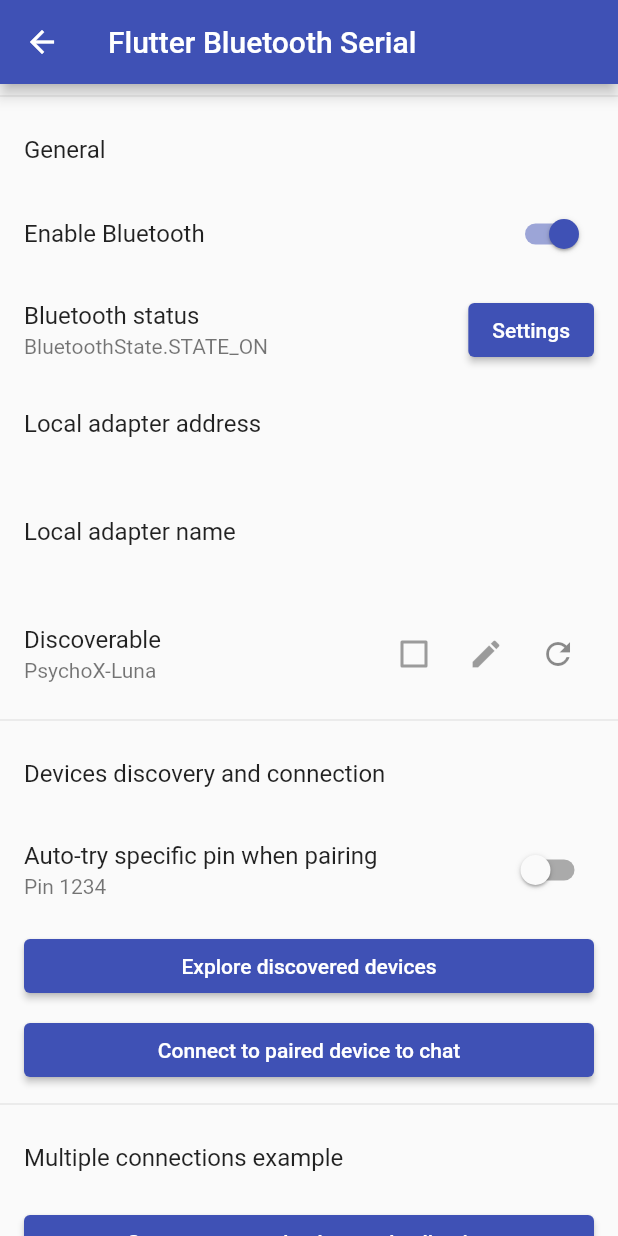
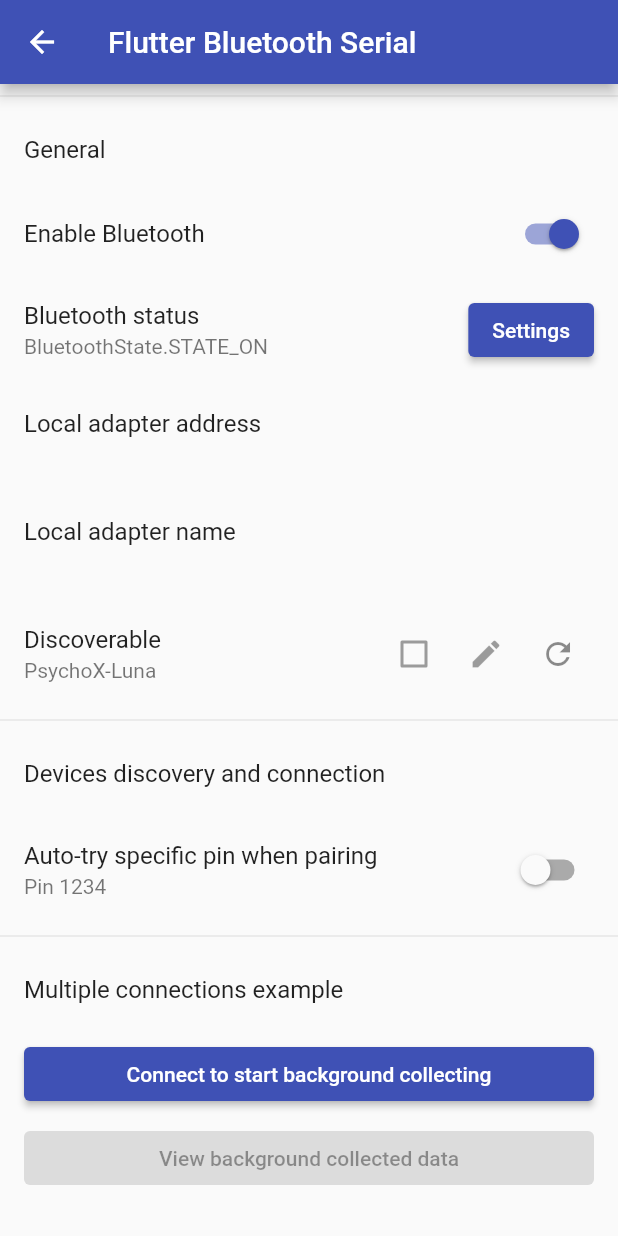
Before and after one commit to kangbba/translate, a Flutter app: the screen it shows after launch, after a tap on the "add" icon, on a phone screen of 412 x 824 dp. Run offline on Flutter 3.47's test engine with Material 2 defaults, Android fonts, the phone set to English and light mode, and no system bars; our stand-ins replace flutter_bluetooth_serial, permission_handler, speech_to_text; missing offline and left inert: app_settings.

```diff
--- a/lib/helpers/ChatPage.dart
+++ b/lib/helpers/ChatPage.dart
@@ -8,10 +8,10 @@ import 'package:flutter_bluetooth_serial/flutter_bluetooth_serial.dart';
 class ChatPage extends StatefulWidget {
   final BluetoothDevice server;
 
-  const ChatPage({required this.server});
+  const ChatPage({super.key, required this.server});
 
   @override
-  _ChatPage createState() => new _ChatPage();
+  _ChatPage createState() => _ChatPage();
 }
 
 class _Message {
--- a/lib/helpers/MainPage.dart
+++ b/lib/helpers/MainPage.dart
@@ -216,48 +216,6 @@ class _MainPage extends State<MainPage> {
                 }
               },
             ),
-            ListTile(
-              title: ElevatedButton(
-                  child: const Text('Explore discovered devices'),
-                  onPressed: () async {
-                    final BluetoothDevice? selectedDevice =
-                        await Navigator.of(context).push(
-                      MaterialPageRoute(
-                        builder: (context) {
-                          return DiscoveryPage();
-                        },
-                      ),
-                    );
-
-                    if (selectedDevice != null) {
-                      print('Discovery -> selected ' + selectedDevice.address);
-                    } else {
-                      print('Discovery -> no device selected');
-                    }
-                  }),
-            ),
-            ListTile(
-              title: ElevatedButton(
-                child: const Text('Connect to paired device to chat'),
-                onPressed: () async {
-                  final BluetoothDevice? selectedDevice =
-                      await Navigator.of(context).push(
-                    MaterialPageRoute(
-                      builder: (context) {
-                        return SelectBondedDevicePage(checkAvailability: false);
-                      },
-                    ),
-                  );
-
-                  if (selectedDevice != null) {
-                    print('Connect -> selected ' + selectedDevice.address);
-                    _startChat(context, selectedDevice);
-                  } else {
-                    print('Connect -> no device selected');
-                  }
-                },
-              ),
-            ),
             Divider(),
             ListTile(title: const Text('Multiple connections example')),
             ListTile(
@@ -317,15 +275,6 @@ class _MainPage extends State<MainPage> {
     );
   }
 
-  void _startChat(BuildContext context, BluetoothDevice server) {
-    Navigator.of(context).push(
-      MaterialPageRoute(
-        builder: (context) {
-          return ChatPage(server: server);
-        },
-      ),
-    );
-  }
 
   Future<void> _startBackgroundTask(
     BuildContext context,
--- a/lib/main_screen.dart
+++ b/lib/main_screen.dart
@@ -7,13 +7,18 @@ import 'package:provider/provider.dart';
 import 'package:speech_to_text/speech_recognition_result.dart';
 import 'package:speech_to_text/speech_to_text.dart';
 import 'package:http/http.dart' as http;
+import 'package:translate/helpers/ChatPage.dart';
 import 'package:translate/language_data.dart';
 import 'apikeys.dart';
 import 'package:flutter/material.dart';
 
 import 'bluetooth_submit.dart';
+import 'helpers/DiscoveryPage.dart';
 import 'helpers/MainPage.dart';
+import 'helpers/ChatPage.dart';
+import 'helpers/SelectBondedDevicePage.dart';
 import 'language_items.dart';
+import 'package:flutter_bluetooth_serial/flutter_bluetooth_serial.dart';
 
 
 
@@ -81,6 +86,7 @@ class _MainScreenState extends State<MainScreen> {
               title: Text("Information"),
             ),
             InkWell(
+              hoverColor: Colors.grey,
               onTap: (){
                 Navigator.of(context).push(MaterialPageRoute(builder: (context) =>
                   MainPage() ));
@@ -124,6 +130,30 @@ class _MainScreenState extends State<MainScreen> {
                 )
               ],
             ),
+            Column(
+              children: [
+                ListTile(
+                  title: ElevatedButton(
+                      child: const Text('Explore discovered devices'),
+                      onPressed: () async {
+                        final BluetoothDevice? selectedDevice =
+                        await Navigator.of(context).push(
+                          MaterialPageRoute(
+                            builder: (context) {
+                              return DiscoveryPage();
+                            },
+                          ),
+                        );
+
+                        if (selectedDevice != null) {
+                          print('Discovery -> selected ' + selectedDevice.address);
+                        } else {
+                          print('Discovery -> no device selected');
+                        }
+                      }),
+                ),
+              ],
+            )
           ]
       ),
       floatingActionButton: audioButton(),
@@ -162,9 +192,40 @@ class _MainScreenState extends State<MainScreen> {
       child: SizedBox(
         width: screenSize.width,
         height: screenSize.height/4,
-        child: Text('$_lastTranslatedWords',
-          style: TextStyle(color: Colors.black, fontSize: 20),
-          textAlign: TextAlign.start,
+        child: Column(
+          children: [
+            Text('$_lastTranslatedWords',
+              style: TextStyle(color: Colors.black, fontSize: 20),
+              textAlign: TextAlign.start,
+            ),
+            Align(
+              alignment: Alignment.bottomRight,
+              child: ElevatedButton(
+                child: Icon(Icons.send),
+                onPressed: () async{
+                  final BluetoothDevice? selectedDevice =
+                  await Navigator.of(context).push(
+                    MaterialPageRoute(
+                      builder: (context) {
+                        return SelectBondedDevicePage(checkAvailability: false);
+                      },
+                    ),
+                  );
+                  if (selectedDevice != null) {
+                    print('Connect -> selected ' + selectedDevice.address);
+                    Navigator.of(context).pop(
+                      MaterialPageRoute(
+                        builder: (context) {
+                          return ChatPage(server: selectedDevice,);
+                        },
+                      ),
+                    );
+                  } else {
+                    print('Connect -> no device selected');
+                  }
+                },
+              ))
+          ],
         ),
       ),
     );
@@ -418,4 +479,6 @@ class _MainScreenState extends State<MainScreen> {
     print(permitted);
     return permitted;
   }
+
+
 }
```
